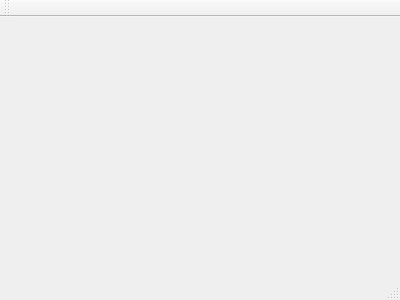
Qt form TP1/Projet_QT/mainwindow.ui (AnthonyD973/LOG2810) before a commit.
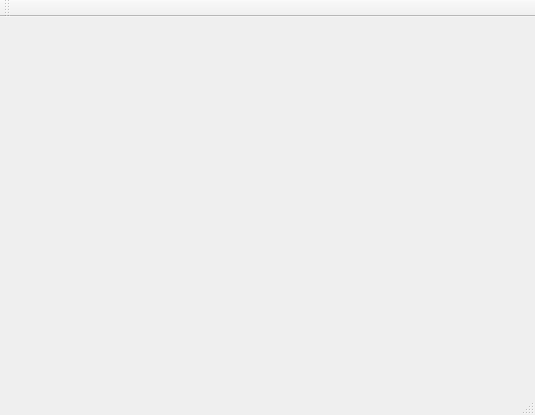
The same form after that commit.

```diff
--- a/TP1/Projet_QT/mainwindow.ui
+++ b/TP1/Projet_QT/mainwindow.ui
@@ -6,8 +6,8 @@
    <rect>
     <x>0</x>
     <y>0</y>
-    <width>400</width>
-    <height>300</height>
+    <width>535</width>
+    <height>415</height>
    </rect>
   </property>
   <property name="windowTitle">
@@ -17,10 +17,10 @@
    <widget class="QWidget" name="verticalLayoutWidget">
     <property name="geometry">
      <rect>
-      <x>19</x>
-      <y>60</y>
-      <width>211</width>
-      <height>181</height>
+      <x>100</x>
+      <y>10</y>
+      <width>321</width>
+      <height>311</height>
      </rect>
     </property>
     <layout class="QVBoxLayout" name="verticalLayout">
```
Left out of the diff: 2 changed lines with no effect on the pictures.
